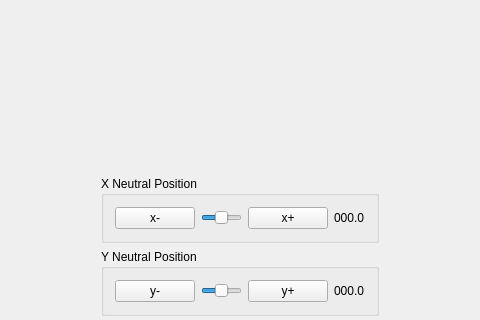
Qt form QtWidgetsApplication1/qt_4dof.ui (sophiarw/qt_4dof_spherical) before a commit; both pictures show x 114 to 594 and y 175 to 495 of the 708 by 670 pixel window.
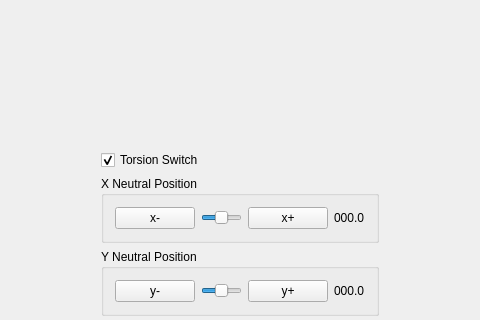
The same form after that commit. Icons and pictures are not drawn. Custom widgets are drawn as their Qt base class.

```diff
--- a/QtWidgetsApplication1/qt_4dof.ui
+++ b/QtWidgetsApplication1/qt_4dof.ui
@@ -135,6 +135,19 @@
          </property>
         </spacer>
        </item>
+       <item>
+        <widget class="QCheckBox" name="torsionSwitch">
+         <property name="enabled">
+          <bool>true</bool>
+         </property>
+         <property name="text">
+          <string>Torsion Switch</string>
+         </property>
+         <property name="checked">
+          <bool>true</bool>
+         </property>
+        </widget>
+       </item>
        <item>
         <widget class="QGroupBox" name="xBox">
          <property name="title">
```
